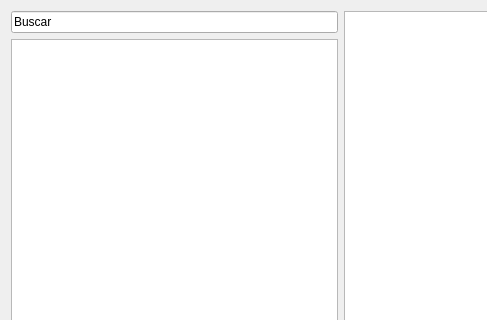
zurdoTSP/droppy, file mainwindow2.ui: the form before one commit; both pictures show x 0 to 487 and y 0 to 320 of the 681 by 450 pixel window.
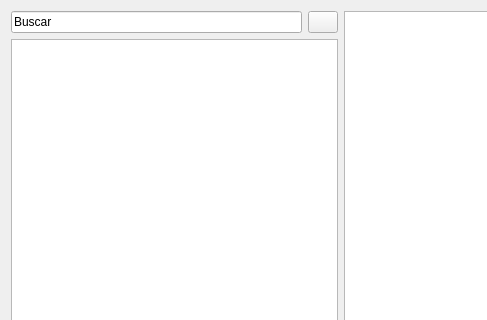
The form after the commit.

Commit message: implementando local

```diff
--- a/mainwindow2.ui
+++ b/mainwindow2.ui
@@ -21,6 +21,8 @@
   <widget class="QWidget" name="centralWidget">
    <layout class="QGridLayout" name="gridLayout">
     <item row="0" column="0">
+     <layout class="QHBoxLayout" name="horizontalLayout_2">
+      <item>
      <widget class="QLineEdit" name="lineEdit">
       <property name="enabled">
        <bool>true</bool>
@@ -31,10 +33,31 @@
         <verstretch>0</verstretch>
        </sizepolicy>
       </property>
+        <property name="maximumSize">
+         <size>
+          <width>16777150</width>
+          <height>16777215</height>
+         </size>
+        </property>
       <property name="text">
        <string>Buscar</string>
       </property>
      </widget>
+      </item>
+      <item>
+       <widget class="QPushButton" name="bDropb">
+        <property name="maximumSize">
+         <size>
+          <width>30</width>
+          <height>16777215</height>
+         </size>
+        </property>
+        <property name="text">
+         <string/>
+        </property>
+       </widget>
+      </item>
+     </layout>
     </item>
     <item row="0" column="1" rowspan="2">
      <widget class="QListWidget" name="ficheros"/>
```
Lines whose indentation alone changed are shown as unchanged. The commit also changes 1 other file.
